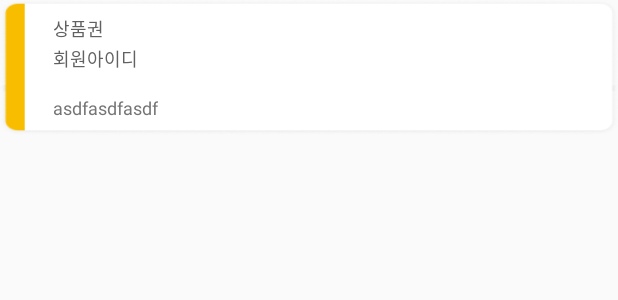
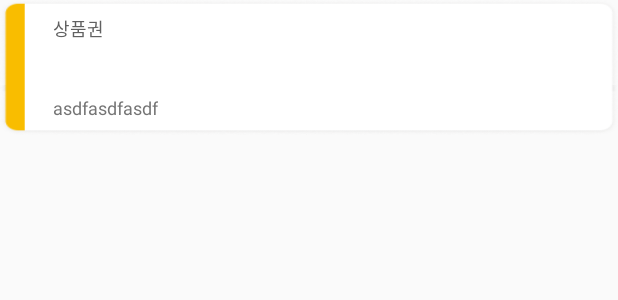
Before and after one commit to wjddntjr555w/benepicture_android_Final, an Android app: the layout row_winner_subscribe_item.xml on its own in the app's theme, with its tools: preview values and no code run, on a phone screen of 412 x 824 dp. Shown: the top 300 px of the screen. Run offline under Robolectric (Android 15) with nearby library versions, the phone set to English and light mode, and no system bars; network calls fail.

Commit message:
1.0.4.11 update winnerID

```diff
--- a/app/src/main/java/com/bene/pictures/ui/adapter/WinnerReviewListAdapter.java
+++ b/app/src/main/java/com/bene/pictures/ui/adapter/WinnerReviewListAdapter.java
@@ -58,8 +58,8 @@ public class WinnerReviewListAdapter extends ArrayAdapter {
 
         @BindView(R.id.txv_title)
         BaseTextView txvTitle;
-        @BindView(R.id.txv_user_id)
-        BaseTextView txvUserId;
+//        @BindView(R.id.txv_user_id)
+//        BaseTextView txvUserId;
         @BindView(R.id.txv_cost)
         BaseTextView txvMoney;
         @BindView(R.id.txv_ad_name)
@@ -90,7 +90,7 @@ public class WinnerReviewListAdapter extends ArrayAdapter {
             }
 
             txvTitle.setText(String.format("%d회차 당첨자 당첨 후기 ", review.round));
-            txvUserId.setText(review.user_id);
+//            txvUserId.setText(review.user_id);
             txvMoney.setText(String.format("당첨금액 : %s", Util.makeMoneyType(review.winning_money)));
 
             SpannableString strNo = new SpannableString("응모권번호 : " + adname + "-" + review.subscribe_number);
--- a/app/src/main/java/com/bene/pictures/ui/adapter/WinnerSubscribeListAdapter.java
+++ b/app/src/main/java/com/bene/pictures/ui/adapter/WinnerSubscribeListAdapter.java
@@ -53,8 +53,8 @@ public class WinnerSubscribeListAdapter extends ArrayAdapter {
 
         @BindView(R.id.txv_ad_name)
         BaseTextView txvAdName;
-        @BindView(R.id.txv_usr_id)
-        BaseTextView txvUsrId;
+//        @BindView(R.id.txv_usr_id)
+//        BaseTextView txvUsrId;
         @BindView(R.id.txv_subscribe_no)
         BaseTextView txvSubscribeNo;
         @BindView(R.id.txv_phone)
@@ -77,7 +77,7 @@ public class WinnerSubscribeListAdapter extends ArrayAdapter {
 
             if (history != null) {
                 txvAdName.setText(String.format("%s 응모권", history.ad_name));
-                txvUsrId.setText(Util.convertHiddenString(history.usr_id));
+//                txvUsrId.setText(Util.convertHiddenString(history.usr_id));
                 txvSubscribeNo.setText(String.format("응모권번호 : %s %s", history.ad_name, history.no));
                 txvPhone.setText(String.format("휴대폰 뒷자리 : %s", history.phone));
                 txvCost.setText(String.format("당첨 : %s원", Util.makeMoneyType(history.cost)));
--- a/app/src/main/res/layout/row_winner_subscribe_item.xml
+++ b/app/src/main/res/layout/row_winner_subscribe_item.xml
@@ -36,18 +36,18 @@
         android:textColor="@color/color_ff616161"
         android:textSize="12sp" />
 
-    <com.bene.pictures.ui.widget.BaseTextView
-        android:id="@+id/txv_usr_id"
-        android:layout_width="match_parent"
-        android:layout_height="wrap_content"
-        android:layout_below="@+id/txv_ad_name"
-        android:layout_alignStart="@+id/txv_ad_name"
-        android:layout_marginTop="2dp"
-        android:ellipsize="end"
-        android:maxLines="1"
-        android:text="회원아이디"
-        android:textColor="@color/color_ff616161"
-        android:textSize="12sp" />
+<!--    <com.bene.pictures.ui.widget.BaseTextView-->
+<!--        android:id="@+id/txv_usr_id"-->
+<!--        android:layout_width="match_parent"-->
+<!--        android:layout_height="wrap_content"-->
+<!--        android:layout_below="@+id/txv_ad_name"-->
+<!--        android:layout_alignStart="@+id/txv_ad_name"-->
+<!--        android:layout_marginTop="2dp"-->
+<!--        android:ellipsize="end"-->
+<!--        android:maxLines="1"-->
+<!--        android:text="회원아이디"-->
+<!--        android:textColor="@color/color_ff616161"-->
+<!--        android:textSize="12sp" />-->
 
     <com.bene.pictures.ui.widget.BaseTextView
         android:id="@+id/txv_phone"
```
Also changed, not shown: 465 other files.
